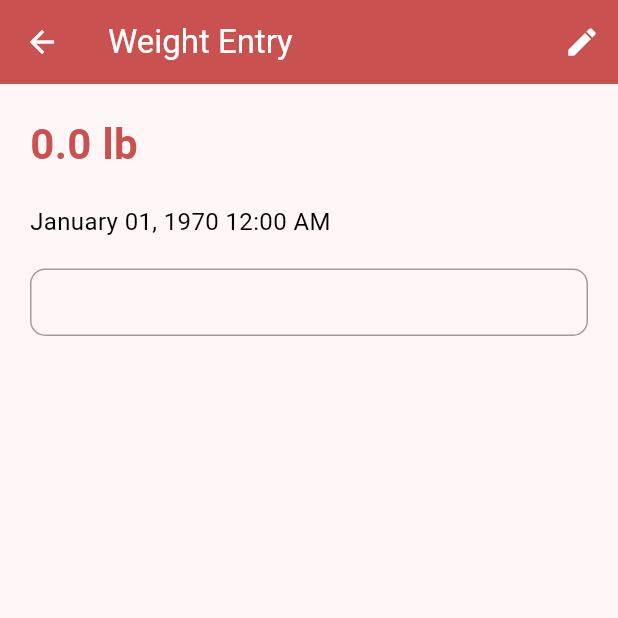
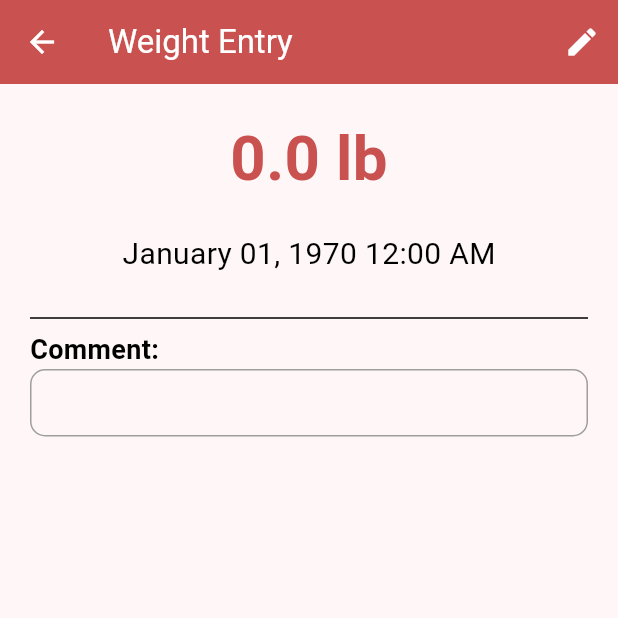
Before and after one commit to RoBoT095/weightlog, a Flutter app: the WeightEntryScreen screen opened directly with empty values, on a phone screen of 412 x 824 dp, the top half of it. Run offline on Flutter 3.47's test engine with Material 3 defaults, Android fonts, the phone set to English and light mode, and no system bars; our stand-ins replace file_picker, fl_chart, flutter_riverpod, shared_preferences, sqflite; accounts and stored records are empty.

Commit message:
Minor updates to dashboard and new weight screen
Added icon on dashboard ListTile if entry contains comment

Upgraded kotlin version from 1.7.10 to 1.9.0

```diff
--- a/lib/components/goals_card.dart
+++ b/lib/components/goals_card.dart
@@ -62,8 +62,8 @@ class _UserGoalsCardState extends ConsumerState<UserGoalsCard> {
                               RegExp(r'(^\d*\.?\d*)')),
                         ],
                         decoration: const InputDecoration(
-                          label: Text('Goal'),
-                        ),
+                            label: Text('Goal:'),
+                            labelStyle: TextStyle(fontSize: 20)),
                       )),
                 Text(
                   isKilograms! ? ' kg' : ' lb',
--- a/lib/components/weight_list.dart
+++ b/lib/components/weight_list.dart
@@ -106,6 +106,13 @@ class _WeightListState extends ConsumerState<WeightList> {
                               fontSize: 18,
                             ),
                           ),
+                          if (widget.userWeights[index].comment.isNotEmpty)
+                            const Padding(
+                              padding: EdgeInsets.only(left: 10),
+                              child: Tooltip(
+                                  message: "Contains A Comment",
+                                  child: Icon(Icons.more_outlined, size: 20)),
+                            )
                         ],
                       ),
                       trailing: Text(
--- a/lib/screens/analytics.dart
+++ b/lib/screens/analytics.dart
@@ -10,6 +10,7 @@ class AnalyticsScreen extends ConsumerWidget {
   @override
   Widget build(BuildContext context, WidgetRef ref) {
     final weightData = ref.watch(userWeightProvider);
+    const double heightSpacing = 15;
 
     if (weightData.isEmpty) {
       return Center(
@@ -36,6 +37,7 @@ class AnalyticsScreen extends ConsumerWidget {
               weightData: weightData,
               graphDayDuration: 7,
             ),
+            const SizedBox(height: heightSpacing),
             const Text(
               'Past Month',
               style: TextStyle(fontWeight: FontWeight.bold, fontSize: 16),
@@ -44,6 +46,7 @@ class AnalyticsScreen extends ConsumerWidget {
               weightData: weightData,
               graphDayDuration: 30,
             ),
+            const SizedBox(height: heightSpacing),
             const Text(
               'Past 3 Months',
               style: TextStyle(fontWeight: FontWeight.bold, fontSize: 16),
@@ -52,6 +55,7 @@ class AnalyticsScreen extends ConsumerWidget {
               weightData: weightData,
               graphDayDuration: 90,
             ),
+            const SizedBox(height: heightSpacing),
             const Text(
               'All Time',
               style: TextStyle(fontWeight: FontWeight.bold, fontSize: 16),
--- a/lib/screens/weight_entry.dart
+++ b/lib/screens/weight_entry.dart
@@ -28,8 +28,6 @@ class _WeightEntryScreenState extends ConsumerState<WeightEntryScreen> {
   @override
   void initState() {
     super.initState();
-    // displayWeight = widget.userWeight.weight;
-    // displayComment = widget.userWeight.comment;
     _weightController =
         TextEditingController(text: widget.userWeight.weight.toString());
     _commentController = TextEditingController(text: widget.userWeight.comment);
@@ -149,15 +147,18 @@ class _WeightEntryScreenState extends ConsumerState<WeightEntryScreen> {
                     controller: _weightController,
                     keyboardType: TextInputType.number,
                     decoration: InputDecoration(
-                      labelText: 'Weight (${isKilograms ? 'kg' : 'lb'})',
+                      labelText: 'Weight (${isKilograms ? 'kg' : 'lb'}):',
+                      labelStyle: const TextStyle(fontSize: 20),
                     ),
                   )
-                : Text(
-                    '${isKilograms ? weightProv.convertToKilograms(widget.userWeight.weight) : widget.userWeight.weight} ${isKilograms ? 'kg' : 'lb'}',
-                    style: TextStyle(
-                      fontSize: 28,
-                      fontWeight: FontWeight.bold,
-                      color: Theme.of(context).colorScheme.primary,
+                : Center(
+                    child: Text(
+                      '${isKilograms ? weightProv.convertToKilograms(widget.userWeight.weight) : widget.userWeight.weight} ${isKilograms ? 'kg' : 'lb'}',
+                      style: TextStyle(
+                        fontSize: MediaQuery.sizeOf(context).width / 10,
+                        fontWeight: FontWeight.bold,
+                        color: Theme.of(context).colorScheme.primary,
+                      ),
                     ),
                   ),
             const SizedBox(height: 20),
@@ -182,18 +183,27 @@ class _WeightEntryScreenState extends ConsumerState<WeightEntryScreen> {
                       ),
                     ],
                   )
-                : Text(
-                    '${formatter.format(_selectedDate)} ${_selectedTime.format(context)}',
-                    style: const TextStyle(fontSize: 16),
+                : Center(
+                    child: Text(
+                      '${formatter.format(_selectedDate)} ${_selectedTime.format(context)}',
+                      style: const TextStyle(fontSize: 20),
+                    ),
                   ),
             const SizedBox(height: 20),
+            const Divider(),
             // Comment
+            if (!_isEditMode)
+              const Text(
+                "Comment:",
+                style: TextStyle(fontWeight: FontWeight.bold, fontSize: 18),
+              ),
             _isEditMode
                 ? TextFormField(
                     controller: _commentController,
                     maxLines: null,
                     decoration: const InputDecoration(
-                      labelText: 'Comment',
+                      labelText: 'Comment:',
+                      labelStyle: TextStyle(fontSize: 20),
                     ),
                   )
                 : Container(
--- a/pubspec.yaml
+++ b/pubspec.yaml
@@ -2,7 +2,7 @@ name: weightlog
 description: "Set a goal and track your weight day by day"
 publish_to: "none" # Remove this line if you wish to publish to pub.dev
 
-version: 1.2.1+1
+version: 1.2.2+7
 
 environment:
     sdk: ">=3.3.0 <4.0.0"
```
Also changed, not shown: 2 other files.
